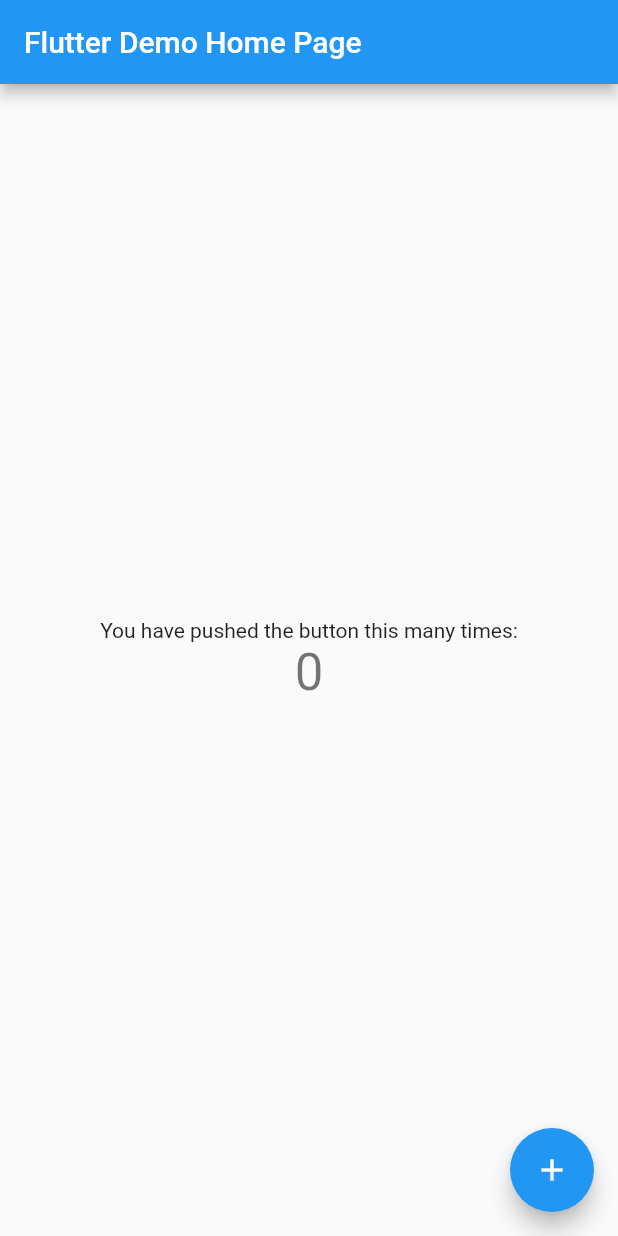
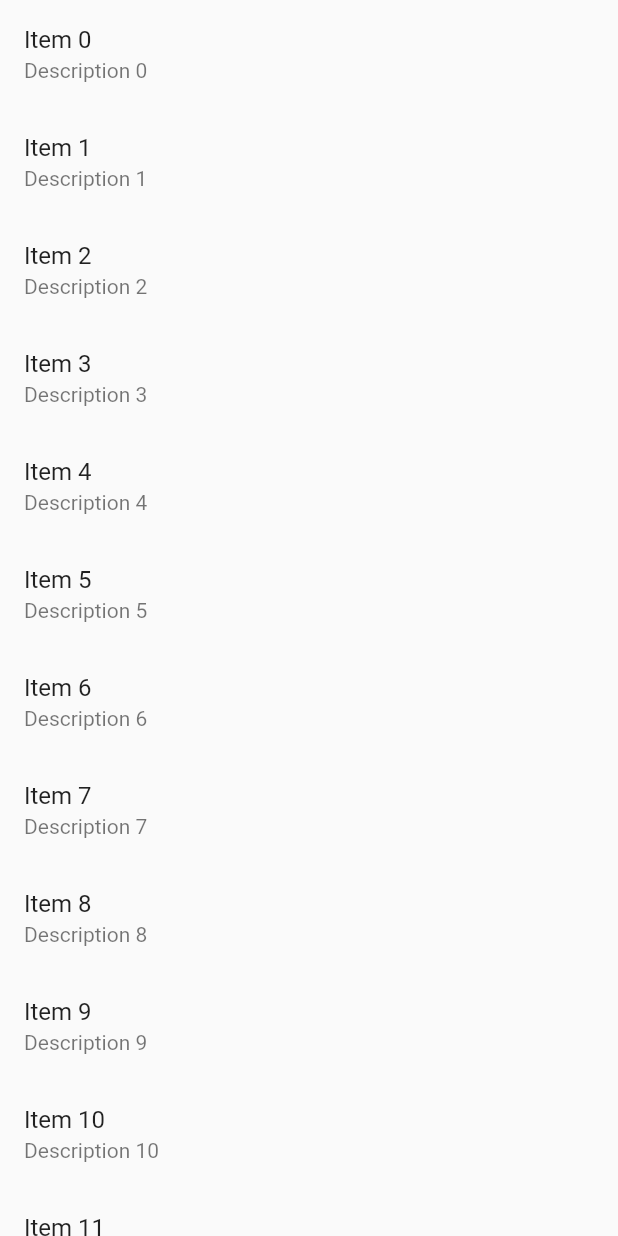
Before and after one commit to junsuk5/flutter-paging-guide, a Flutter app: the screen it shows after launch, on a phone screen of 412 x 824 dp. Run offline on Flutter 3.47's test engine with Material 2 defaults, Android fonts, the phone set to English and light mode, and no system bars; our stand-ins replace freezed_annotation.

Commit message:
final commit

```diff
--- /dev/null
+++ b/lib/defaul_paginator.dart
@@ -0,0 +1,58 @@
+import 'package:paging/paginator.dart';
+import 'package:paging/result.dart';
+
+class DefaultPaginator<Key, Item> extends Paginator<Key, Item> {
+  final Key initialKey;
+  final Function(bool) onLoadUpdated;
+  final Future<Result<List<Item>>> Function(Key nextKey) onRequest;
+  final Future<Key> Function(List<Item>) getNextKey;
+  final Future<void> Function(String message) onError;
+  final Future<void> Function(List<Item> items, Key newKey) onSuccess;
+
+  late Key _currentKey;
+  var _isMakingRequest = false;
+
+  DefaultPaginator({
+    required this.initialKey,
+    required this.onLoadUpdated,
+    required this.onRequest,
+    required this.getNextKey,
+    required this.onError,
+    required this.onSuccess,
+  }) {
+    _currentKey = initialKey;
+  }
+
+  @override
+  Future loadNextItems() async {
+    if (_isMakingRequest) {
+      return;
+    }
+
+    _isMakingRequest = true;
+    await onLoadUpdated(true);
+    final result = await onRequest(_currentKey);
+    _isMakingRequest = false;
+    final items = result.when(
+      success: (items) => items,
+      error: (message) {
+        onError(message);
+        onLoadUpdated(false);
+        return;
+      },
+    );
+
+    if (items == null) {
+      return;
+    }
+
+    _currentKey = await getNextKey(items);
+    onSuccess(items, _currentKey);
+    onLoadUpdated(false);
+  }
+
+  @override
+  void reset() {
+    _currentKey = initialKey;
+  }
+}
--- a/lib/main.dart
+++ b/lib/main.dart
@@ -1,7 +1,16 @@
 import 'package:flutter/material.dart';
+import 'package:paging/main_view_model.dart';
+import 'package:provider/provider.dart';
 
 void main() {
-  runApp(const MyApp());
+  runApp(
+    MultiProvider(
+      providers: [
+        ChangeNotifierProvider(create: (_) => MainViewModel()),
+      ],
+      child: const MyApp(),
+    ),
+  );
 }
 
 class MyApp extends StatelessWidget {
@@ -13,103 +22,41 @@ class MyApp extends StatelessWidget {
     return MaterialApp(
       title: 'Flutter Demo',
       theme: ThemeData(
-        // This is the theme of your application.
-        //
-        // Try running your application with "flutter run". You'll see the
-        // application has a blue toolbar. Then, without quitting the app, try
-        // changing the primarySwatch below to Colors.green and then invoke
-        // "hot reload" (press "r" in the console where you ran "flutter run",
-        // or simply save your changes to "hot reload" in a Flutter IDE).
-        // Notice that the counter didn't reset back to zero; the application
-        // is not restarted.
         primarySwatch: Colors.blue,
       ),
-      home: const MyHomePage(title: 'Flutter Demo Home Page'),
+      home: const MainScreen(),
     );
   }
 }
 
-class MyHomePage extends StatefulWidget {
-  const MyHomePage({super.key, required this.title});
-
-  // This widget is the home page of your application. It is stateful, meaning
-  // that it has a State object (defined below) that contains fields that affect
-  // how it looks.
-
-  // This class is the configuration for the state. It holds the values (in this
-  // case the title) provided by the parent (in this case the App widget) and
-  // used by the build method of the State. Fields in a Widget subclass are
-  // always marked "final".
-
-  final String title;
-
-  @override
-  State<MyHomePage> createState() => _MyHomePageState();
-}
-
-class _MyHomePageState extends State<MyHomePage> {
-  int _counter = 0;
-
-  void _incrementCounter() {
-    setState(() {
-      // This call to setState tells the Flutter framework that something has
-      // changed in this State, which causes it to rerun the build method below
-      // so that the display can reflect the updated values. If we changed
-      // _counter without calling setState(), then the build method would not be
-      // called again, and so nothing would appear to happen.
-      _counter++;
-    });
-  }
+class MainScreen extends StatelessWidget {
+  const MainScreen({Key? key}) : super(key: key);
 
   @override
   Widget build(BuildContext context) {
-    // This method is rerun every time setState is called, for instance as done
-    // by the _incrementCounter method above.
-    //
-    // The Flutter framework has been optimized to make rerunning build methods
-    // fast, so that you can just rebuild anything that needs updating rather
-    // than having to individually change instances of widgets.
+    final viewModel = context.watch<MainViewModel>();
+    final state = viewModel.state;
+
     return Scaffold(
-      appBar: AppBar(
-        // Here we take the value from the MyHomePage object that was created by
-        // the App.build method, and use it to set our appbar title.
-        title: Text(widget.title),
-      ),
-      body: Center(
-        // Center is a layout widget. It takes a single child and positions it
-        // in the middle of the parent.
-        child: Column(
-          // Column is also a layout widget. It takes a list of children and
-          // arranges them vertically. By default, it sizes itself to fit its
-          // children horizontally, and tries to be as tall as its parent.
-          //
-          // Invoke "debug painting" (press "p" in the console, choose the
-          // "Toggle Debug Paint" action from the Flutter Inspector in Android
-          // Studio, or the "Toggle Debug Paint" command in Visual Studio Code)
-          // to see the wireframe for each widget.
-          //
-          // Column has various properties to control how it sizes itself and
-          // how it positions its children. Here we use mainAxisAlignment to
-          // center the children vertically; the main axis here is the vertical
-          // axis because Columns are vertical (the cross axis would be
-          // horizontal).
-          mainAxisAlignment: MainAxisAlignment.center,
-          children: <Widget>[
-            const Text(
-              'You have pushed the button this many times:',
-            ),
-            Text(
-              '$_counter',
-              style: Theme.of(context).textTheme.headline4,
-            ),
+      body: NotificationListener<ScrollNotification>(
+        onNotification: (scrollNotification) {
+          if (scrollNotification is ScrollEndNotification) {
+            viewModel.loadNextItems();
+          }
+          return true;
+        },
+        child: ListView(
+          children: [
+            ...state.items
+                .map((e) => ListTile(
+                      title: Text(e.title),
+                      subtitle: Text(e.description),
+                    ))
+                .toList(),
+            const Center(child: CircularProgressIndicator()),
           ],
         ),
       ),
-      floatingActionButton: FloatingActionButton(
-        onPressed: _incrementCounter,
-        tooltip: 'Increment',
-        child: const Icon(Icons.add),
-      ), // This trailing comma makes auto-formatting nicer for build methods.
     );
   }
 }
--- /dev/null
+++ b/lib/main_view_model.dart
@@ -0,0 +1,63 @@
+import 'package:flutter/material.dart';
+import 'package:freezed_annotation/freezed_annotation.dart';
+import 'package:paging/defaul_paginator.dart';
+import 'package:paging/paginator.dart';
+import 'package:paging/repository.dart';
+
+import 'list_item.dart';
+
+part 'generated/main_view_model.freezed.dart';
+
+class MainViewModel with ChangeNotifier {
+  final _repository = Repository();
+
+  ScreenState _state = const ScreenState();
+
+  ScreenState get state => _state;
+
+  late final Paginator _paginator;
+
+  MainViewModel() {
+    _paginator = DefaultPaginator<int, ListItem>(
+      initialKey: state.page,
+      onLoadUpdated: (loading) {
+        _state = state.copyWith(isLoading: loading);
+        notifyListeners();
+      },
+      onRequest: (nextPage) async {
+        return await _repository.getItems(nextPage, 20);
+      },
+      getNextKey: (items) async {
+        return state.page + 1;
+      },
+      onError: (message) async {
+        _state = state.copyWith(error: message);
+        notifyListeners();
+      },
+      onSuccess: (items, newKey) async {
+        _state = state.copyWith(
+            items: [...state.items, ...items],
+            page: newKey,
+            endReached: items.isEmpty);
+        notifyListeners();
+      },
+    );
+
+    loadNextItems();
+  }
+
+  Future loadNextItems() async {
+    await _paginator.loadNextItems();
+  }
+}
+
+@freezed
+class ScreenState with _$ScreenState {
+  const factory ScreenState({
+    @Default(false) bool isLoading,
+    @Default([]) List<ListItem> items,
+    String? error,
+    @Default(false) bool endReached,
+    @Default(0) int page,
+  }) = _ScreenState;
+}
--- /dev/null
+++ b/lib/paginator.dart
@@ -0,0 +1,5 @@
+abstract class Paginator<Key, Item> {
+  Future loadNextItems();
+
+  void reset();
+}
```
Also changed, not shown: lib/generated/main_view_model.freezed.dart (added).
